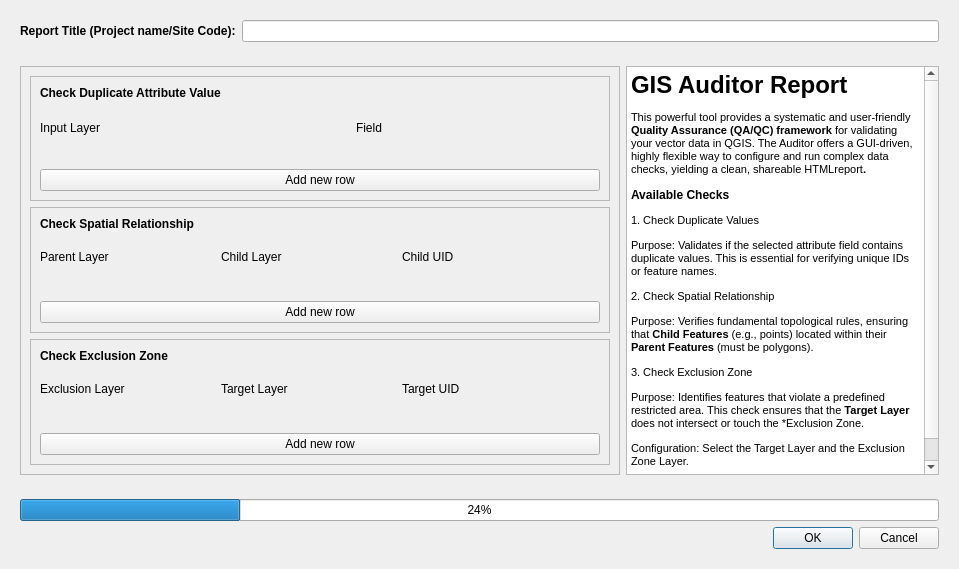
Old version of the form gis_auditor_report_dialog_base.ui in the repository leiding06/gis-auditor-report.
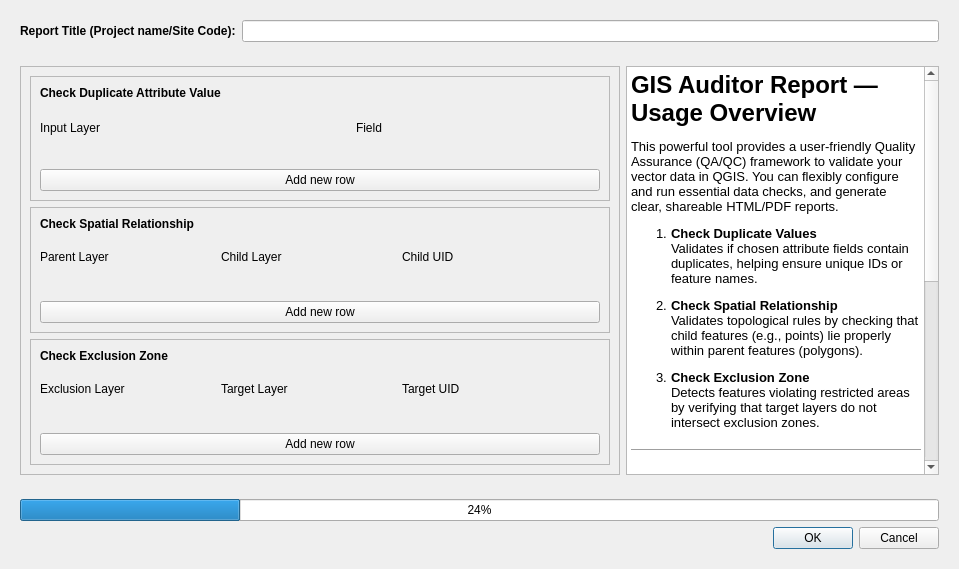
New version of the form.

Patch:
```diff
--- a/gis_auditor_report_dialog_base.ui
+++ b/gis_auditor_report_dialog_base.ui
@@ -37,28 +37,7 @@
    </property>
    <item row="4" column="0">
     <widget class="QWidget" name="contentWidget" native="true">
-     <layout class="QGridLayout" name="gridLayout_2" columnstretch="0,70,30">
-      <item row="0" column="2">
-       <widget class="QTextBrowser" name="helpTextBrowser">
-        <property name="html">
-         <string>&lt;!DOCTYPE HTML PUBLIC &quot;-//W3C//DTD HTML 4.0//EN&quot; &quot;http://www.w3.org/TR/REC-html40/strict.dtd&quot;&gt;
-&lt;html&gt;&lt;head&gt;&lt;meta name=&quot;qrichtext&quot; content=&quot;1&quot; /&gt;&lt;style type=&quot;text/css&quot;&gt;
-p, li { white-space: pre-wrap; }
-&lt;/style&gt;&lt;/head&gt;&lt;body style=&quot; font-family:'MS Shell Dlg 2'; font-size:8.25pt; font-weight:400; font-style:normal;&quot;&gt;
-&lt;h1 style=&quot; margin-top:18px; margin-bottom:12px; margin-left:0px; margin-right:0px; -qt-block-indent:0; text-indent:0px;&quot;&gt;&lt;span style=&quot; font-size:xx-large; font-weight:600;&quot;&gt;GIS Auditor Report&lt;/span&gt;&lt;/h1&gt;
-&lt;p style=&quot; margin-top:12px; margin-bottom:12px; margin-left:0px; margin-right:0px; -qt-block-indent:0; text-indent:0px;&quot;&gt;This powerful tool provides a systematic and user-friendly &lt;span style=&quot; font-weight:600;&quot;&gt;Quality Assurance (QA/QC) framework&lt;/span&gt; for validating your vector data in QGIS. The Auditor offers a GUI-driven, highly flexible way to configure and run complex data checks, yielding a clean, shareable HTMLreport&lt;span style=&quot; font-weight:600;&quot;&gt;.&lt;/span&gt;&lt;/p&gt;
-&lt;h4 style=&quot; margin-top:12px; margin-bottom:12px; margin-left:0px; margin-right:0px; -qt-block-indent:0; text-indent:0px;&quot;&gt;&lt;span style=&quot; font-size:medium; font-weight:600;&quot;&gt;Available Checks&lt;/span&gt;&lt;/h4&gt;
-&lt;p style=&quot; margin-top:12px; margin-bottom:12px; margin-left:0px; margin-right:0px; -qt-block-indent:0; text-indent:0px;&quot;&gt;1. Check Duplicate Values&lt;/p&gt;
-&lt;p style=&quot; margin-top:12px; margin-bottom:12px; margin-left:0px; margin-right:0px; -qt-block-indent:0; text-indent:0px;&quot;&gt;Purpose: Validates if the selected attribute field contains duplicate values. This is essential for verifying unique IDs or feature names. &lt;/p&gt;
-&lt;p style=&quot; margin-top:12px; margin-bottom:12px; margin-left:0px; margin-right:0px; -qt-block-indent:0; text-indent:0px;&quot;&gt;2. Check Spatial Relationship&lt;/p&gt;
-&lt;p style=&quot; margin-top:12px; margin-bottom:12px; margin-left:0px; margin-right:0px; -qt-block-indent:0; text-indent:0px;&quot;&gt;Purpose: Verifies fundamental topological rules, ensuring that &lt;span style=&quot; font-weight:600;&quot;&gt;Child Features&lt;/span&gt; (e.g., points) located within their &lt;span style=&quot; font-weight:600;&quot;&gt;Parent Features&lt;/span&gt; (must be polygons). &lt;/p&gt;
-&lt;p style=&quot; margin-top:12px; margin-bottom:12px; margin-left:0px; margin-right:0px; -qt-block-indent:0; text-indent:0px;&quot;&gt;3. Check Exclusion Zone&lt;/p&gt;
-&lt;p style=&quot; margin-top:12px; margin-bottom:12px; margin-left:0px; margin-right:0px; -qt-block-indent:0; text-indent:0px;&quot;&gt;Purpose: Identifies features that violate a predefined restricted area. This check ensures that the &lt;span style=&quot; font-weight:600;&quot;&gt;Target Layer&lt;/span&gt; does not intersect or touch the *Exclusion Zone. &lt;/p&gt;
-&lt;p style=&quot; margin-top:12px; margin-bottom:12px; margin-left:0px; margin-right:0px; -qt-block-indent:0; text-indent:0px;&quot;&gt;Configuration: Select the Target Layer and the Exclusion Zone Layer. &lt;/p&gt;
-&lt;h4 style=&quot; margin-top:12px; margin-bottom:12px; margin-left:0px; margin-right:0px; -qt-block-indent:0; text-indent:0px;&quot;&gt;&lt;span style=&quot; font-size:medium; font-weight:600;&quot;&gt;Usage Instructions&lt;/span&gt;&lt;/h4&gt;&lt;/body&gt;&lt;/html&gt;</string>
-        </property>
-       </widget>
-      </item>
+     <layout class="QGridLayout" name="gridLayout_2" columnstretch="0,70,30,0">
       <item row="0" column="1">
        <widget class="QScrollArea" name="scrollArea">
         <property name="maximumSize">
@@ -458,6 +437,30 @@
         </widget>
        </widget>
       </item>
+      <item row="0" column="2">
+       <widget class="QTextBrowser" name="helpTextBrowser">
+        <property name="html">
+         <string>&lt;!DOCTYPE HTML PUBLIC &quot;-//W3C//DTD HTML 4.0//EN&quot; &quot;http://www.w3.org/TR/REC-html40/strict.dtd&quot;&gt;
+&lt;html&gt;&lt;head&gt;&lt;meta name=&quot;qrichtext&quot; content=&quot;1&quot; /&gt;&lt;style type=&quot;text/css&quot;&gt;
+p, li { white-space: pre-wrap; }
+&lt;/style&gt;&lt;/head&gt;&lt;body style=&quot; font-family:'MS Shell Dlg 2'; font-size:8.25pt; font-weight:400; font-style:normal;&quot;&gt;
+&lt;h1 style=&quot; margin-top:18px; margin-bottom:12px; margin-left:0px; margin-right:0px; -qt-block-indent:0; text-indent:0px;&quot;&gt;&lt;a name=&quot;gis-auditor-report--usage-overview&quot;&gt;&lt;/a&gt;&lt;span style=&quot; font-size:10pt; font-weight:600;&quot;&gt;G&lt;/span&gt;&lt;span style=&quot; font-size:10pt; font-weight:600;&quot;&gt;IS Auditor Report — Usage Overview&lt;/span&gt;&lt;/h1&gt;
+&lt;p style=&quot; margin-top:12px; margin-bottom:12px; margin-left:0px; margin-right:0px; -qt-block-indent:0; text-indent:0px;&quot;&gt;&lt;span style=&quot; font-size:10pt;&quot;&gt;This powerful tool provides a user-friendly Quality Assurance (QA/QC) framework to validate your vector data in QGIS. You can flexibly configure and run essential data checks, and generate clear, shareable HTML/PDF reports.&lt;/span&gt;&lt;/p&gt;
+&lt;ol style=&quot;margin-top: 0px; margin-bottom: 0px; margin-left: 0px; margin-right: 0px; -qt-list-indent: 1;&quot;&gt;&lt;li style=&quot; font-size:10pt;&quot; style=&quot; margin-top:12px; margin-bottom:12px; margin-left:0px; margin-right:0px; -qt-block-indent:0; text-indent:0px;&quot;&gt;&lt;span style=&quot; font-weight:600;&quot;&gt;Check Duplicate Values&lt;/span&gt;&lt;br /&gt;Validates if chosen attribute fields contain duplicates, helping ensure unique IDs or feature names.&lt;/li&gt;
+&lt;li style=&quot; font-size:10pt;&quot; style=&quot; margin-top:12px; margin-bottom:12px; margin-left:0px; margin-right:0px; -qt-block-indent:0; text-indent:0px;&quot;&gt;&lt;span style=&quot; font-weight:600;&quot;&gt;Check Spatial Relationship&lt;/span&gt;&lt;br /&gt;Validates topological rules by checking that child features (e.g., points) lie properly within parent features (polygons).&lt;/li&gt;
+&lt;li style=&quot; font-size:10pt;&quot; style=&quot; margin-top:12px; margin-bottom:12px; margin-left:0px; margin-right:0px; -qt-block-indent:0; text-indent:0px;&quot;&gt;&lt;span style=&quot; font-weight:600;&quot;&gt;Check Exclusion Zone&lt;/span&gt;&lt;br /&gt;Detects features violating restricted areas by verifying that target layers do not intersect exclusion zones.&lt;/li&gt;&lt;/ol&gt;
+&lt;hr /&gt;
+&lt;h2 style=&quot; margin-top:16px; margin-bottom:12px; margin-left:0px; margin-right:0px; -qt-block-indent:0; text-indent:0px;&quot;&gt;&lt;a name=&quot;how-to-use&quot;&gt;&lt;/a&gt;&lt;span style=&quot; font-size:10pt; font-weight:600;&quot;&gt;H&lt;/span&gt;&lt;span style=&quot; font-size:10pt; font-weight:600;&quot;&gt;ow To Use&lt;/span&gt;&lt;/h2&gt;
+&lt;ul style=&quot;margin-top: 0px; margin-bottom: 0px; margin-left: 0px; margin-right: 0px; -qt-list-indent: 1;&quot;&gt;&lt;li style=&quot; font-size:10pt;&quot; style=&quot; margin-top:12px; margin-bottom:12px; margin-left:0px; margin-right:0px; -qt-block-indent:0; text-indent:0px;&quot;&gt;Open the plugin and enter a descriptive Report Title or Project Name or Site Code.&lt;/li&gt;
+&lt;li style=&quot; font-size:10pt;&quot; style=&quot; margin-top:12px; margin-bottom:12px; margin-left:0px; margin-right:0px; -qt-block-indent:0; text-indent:0px;&quot;&gt;Add one or more checks by choosing layers and setting required fields for each check type.&lt;/li&gt;
+&lt;li style=&quot; font-size:10pt;&quot; style=&quot; margin-top:12px; margin-bottom:12px; margin-left:0px; margin-right:0px; -qt-block-indent:0; text-indent:0px;&quot;&gt;Remove the default row if you do not want to include one of the check type.&lt;/li&gt;
+&lt;li style=&quot; font-size:10pt;&quot; style=&quot; margin-top:12px; margin-bottom:12px; margin-left:0px; margin-right:0px; -qt-block-indent:0; text-indent:0px;&quot;&gt;Upon completion, an &lt;span style=&quot; font-weight:600;&quot;&gt;HTML report &lt;/span&gt;will be saved in selected directory and automatically opened, summarizing results with clear pass/fail flags.&lt;/li&gt;
+&lt;li style=&quot; font-size:10pt;&quot; style=&quot; margin-top:12px; margin-bottom:12px; margin-left:0px; margin-right:0px; -qt-block-indent:0; text-indent:0px;&quot;&gt;If you prefer a&lt;span style=&quot; font-weight:600;&quot;&gt; PDF version&lt;/span&gt;, please right click in your browser, and choose 'Print to PDF'&lt;/li&gt;&lt;/ul&gt;
+&lt;ul style=&quot;margin-top: 0px; margin-bottom: 0px; margin-left: 0px; margin-right: 0px; -qt-list-indent: 1;&quot;&gt;&lt;li style=&quot; font-size:10pt;&quot; style=&quot; margin-top:12px; margin-bottom:12px; margin-left:0px; margin-right:0px; -qt-block-indent:0; text-indent:0px;&quot;&gt;Ensure layers used in checks are properly loaded in your QGIS project.&lt;/li&gt;
+&lt;li style=&quot; font-size:10pt;&quot; style=&quot; margin-top:12px; margin-bottom:12px; margin-left:0px; margin-right:0px; -qt-block-indent:0; text-indent:0px;&quot;&gt;Use&lt;span style=&quot; font-weight:600;&quot;&gt; unique attribute fields .&lt;/span&gt;&lt;/li&gt;&lt;/ul&gt;&lt;/body&gt;&lt;/html&gt;</string>
+        </property>
+       </widget>
+      </item>
      </layout>
     </widget>
    </item>
```
